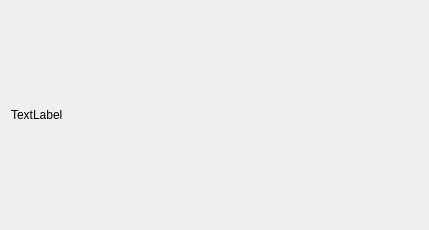
First picture: the form in selectrp.ui, repository ggssh/ExternSort, before the edit.
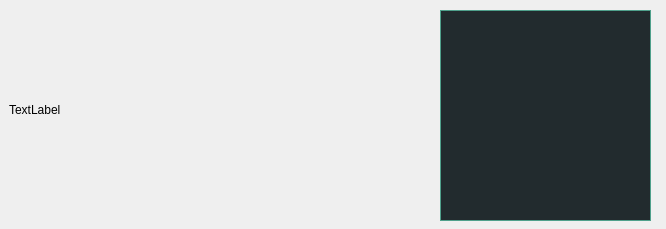
Second picture: the form after the edit.

What changed in the file:
```diff
--- a/selectrp.ui
+++ b/selectrp.ui
@@ -6,22 +6,43 @@
    <rect>
     <x>0</x>
     <y>0</y>
-    <width>429</width>
-    <height>230</height>
+    <width>666</width>
+    <height>229</height>
    </rect>
   </property>
   <property name="windowTitle">
    <string>Form</string>
   </property>
-  <layout class="QGridLayout" name="gridLayout">
-   <item row="0" column="0">
     <widget class="QLabel" name="label">
+   <property name="geometry">
+    <rect>
+     <x>9</x>
+     <y>9</y>
+     <width>411</width>
+     <height>201</height>
+    </rect>
+   </property>
      <property name="text">
       <string>TextLabel</string>
      </property>
     </widget>
-   </item>
-  </layout>
+  <widget class="QTextBrowser" name="textBrowser">
+   <property name="geometry">
+    <rect>
+     <x>440</x>
+     <y>10</y>
+     <width>211</width>
+     <height>211</height>
+    </rect>
+   </property>
+   <property name="styleSheet">
+    <string notr="true">border-width: 1px;
+	border-style: solid;
+	border-color: #4fa08b;
+	background-color: #222b2e;
+	color: #FFFFFF;</string>
+   </property>
+  </widget>
  </widget>
  <resources/>
  <connections/>
```
Lines whose indentation alone changed are shown as unchanged.
